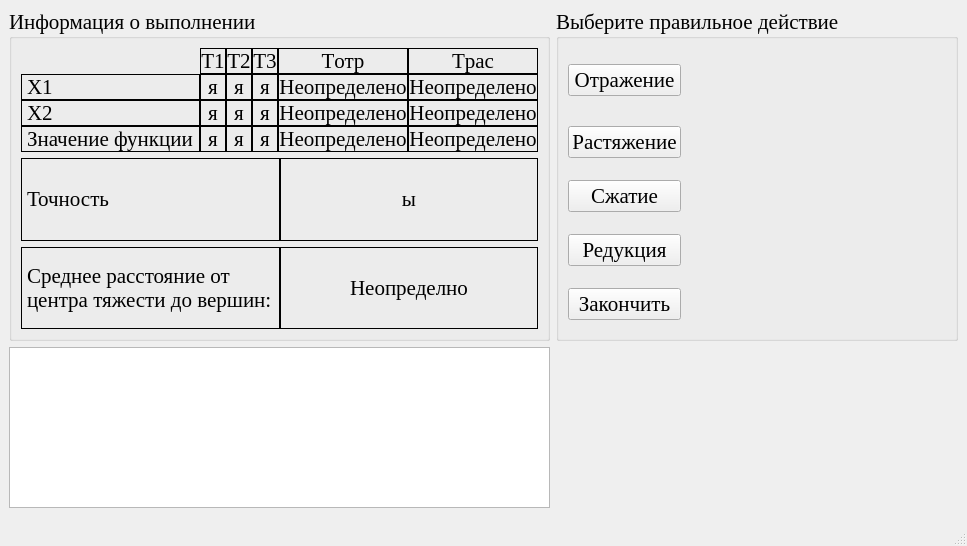
Above: optimizationmethods/ui/NeMi.ui from Eliminationzx/optimizationmethods before the change. Below: the same form after it.
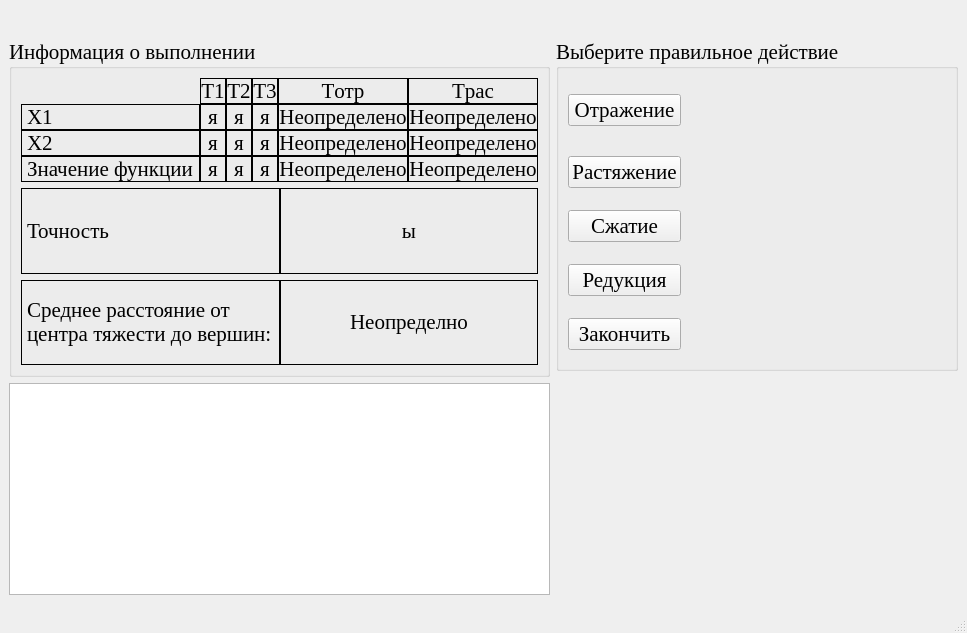
That is the form after the change. Icons and pictures are not drawn.

Diff of the .ui file:
```diff
--- a/optimizationmethods/ui/NeMi.ui
+++ b/optimizationmethods/ui/NeMi.ui
@@ -9,8 +9,8 @@
    <rect>
     <x>0</x>
     <y>0</y>
-    <width>930</width>
-    <height>546</height>
+    <width>934</width>
+    <height>633</height>
    </rect>
   </property>
   <property name="font">
@@ -27,8 +27,15 @@
     <normaloff>:/icon/icon.bmp</normaloff>:/icon/icon.bmp</iconset>
   </property>
   <widget class="QWidget" name="centralwidget">
-   <layout class="QGridLayout" name="gridLayout_6" columnstretch="1,1">
-    <item row="0" column="0">
+   <layout class="QGridLayout" name="gridLayout_6" columnstretch="1,2">
+    <item row="0" column="0" colspan="2">
+     <widget class="QLabel" name="func">
+      <property name="alignment">
+       <set>Qt::AlignCenter</set>
+      </property>
+     </widget>
+    </item>
+    <item row="1" column="0" rowspan="2">
      <widget class="QGroupBox" name="groupBox_2">
       <property name="title">
        <string>Информация о выполнении</string>
@@ -478,7 +485,7 @@
       </layout>
      </widget>
     </item>
-    <item row="0" column="1">
+    <item row="1" column="1">
      <widget class="QGroupBox" name="groupBox_3">
       <property name="title">
        <string>Выберите правильное действие</string>
@@ -886,7 +893,7 @@
       </layout>
      </widget>
     </item>
-    <item row="1" column="0">
+    <item row="3" column="0">
      <widget class="QTextBrowser" name="LogTxtBrsr">
       <property name="font">
        <font>
```
Left out of the diff: 4 changed lines with no effect on the pictures.
